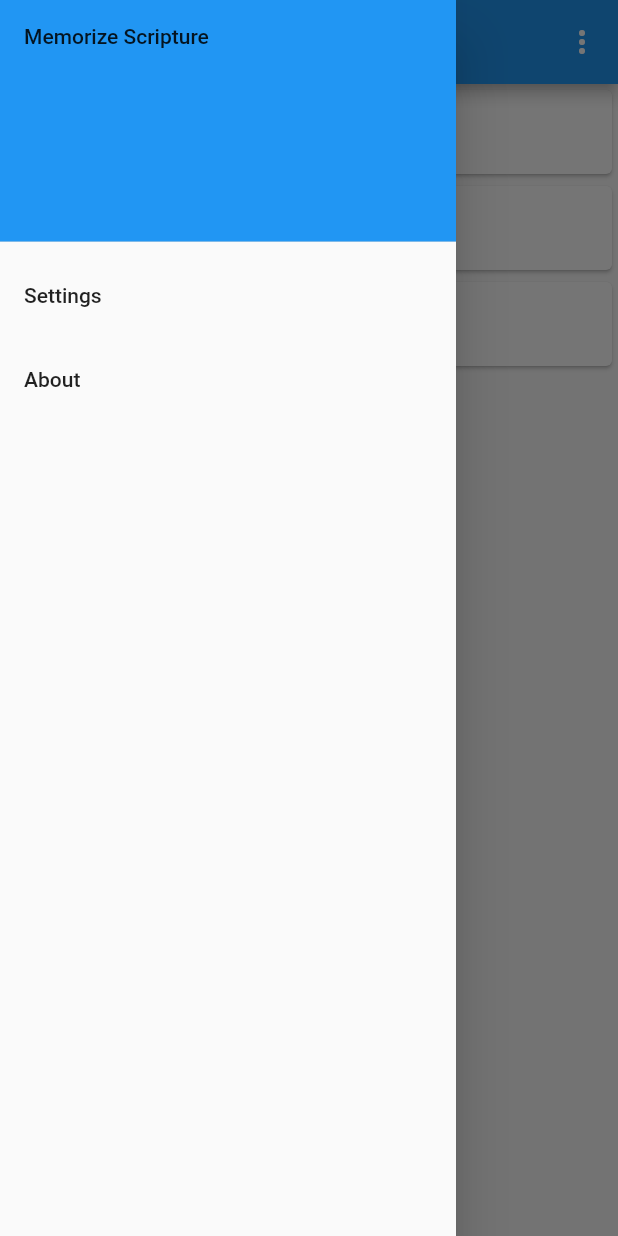
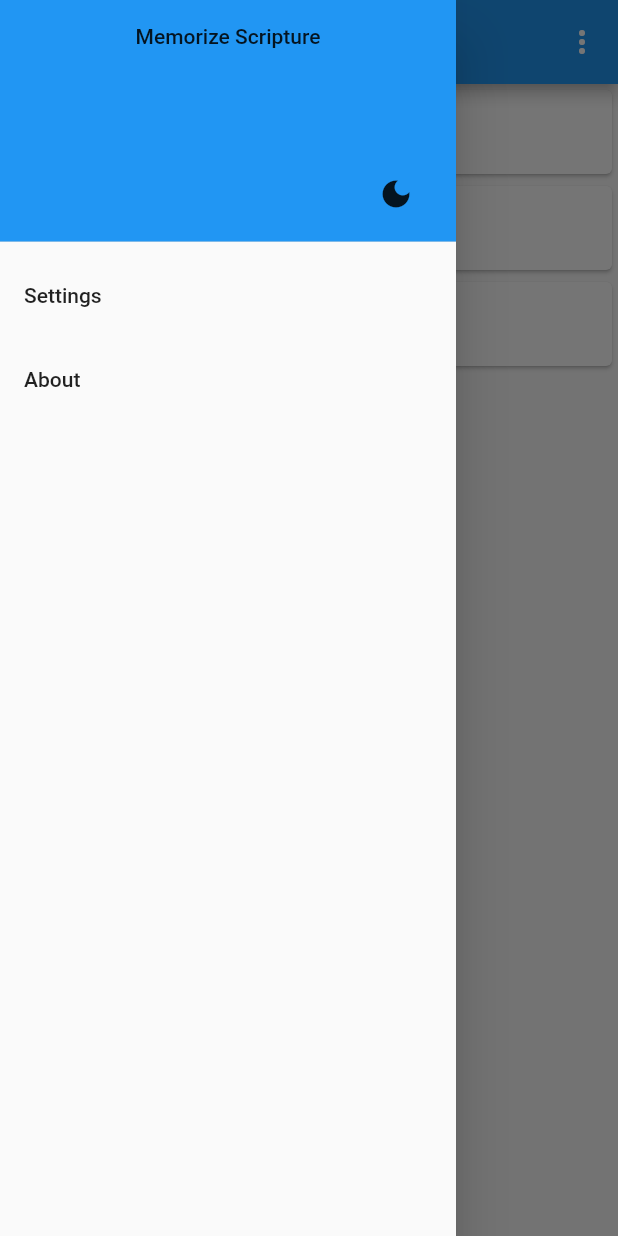
Before and after one commit to ethnosdev/memorize_scripture, a Flutter app: the screen it shows after launch, with the side drawer open, on a phone screen of 412 x 824 dp. Run offline on Flutter 3.47's test engine with Material 2 defaults, Android fonts, the phone set to English and light mode, and no system bars; our stand-ins replace get_it, go_router, package_info_plus.

Commit message:
added light dark mode

```diff
--- a/lib/common/drawer.dart
+++ b/lib/common/drawer.dart
@@ -1,5 +1,7 @@
 import 'package:flutter/material.dart';
 import 'package:go_router/go_router.dart';
+import 'package:memorize_scripture/service_locator.dart';
+import 'package:memorize_scripture/theme_manager.dart';
 
 class MenuDrawer extends StatelessWidget {
   const MenuDrawer({
@@ -8,15 +10,37 @@ class MenuDrawer extends StatelessWidget {
 
   @override
   Widget build(BuildContext context) {
+    final manager = getIt<ThemeManager>();
     return Drawer(
       child: ListView(
         padding: EdgeInsets.zero,
         children: [
-          const DrawerHeader(
-            decoration: BoxDecoration(
+          DrawerHeader(
+            decoration: const BoxDecoration(
               color: Colors.blue,
             ),
-            child: Text('Memorize Scripture'),
+            child: Column(
+              children: [
+                const Text('Memorize Scripture'),
+                const Spacer(),
+                Align(
+                  alignment: Alignment.bottomRight,
+                  child: ValueListenableBuilder<bool>(
+                    valueListenable: manager.isDarkListener,
+                    builder: (context, isDarkMode, child) {
+                      return IconButton(
+                        onPressed: () {
+                          manager.toggleTheme();
+                        },
+                        icon: (isDarkMode)
+                            ? const Icon(Icons.light_mode)
+                            : const Icon(Icons.dark_mode),
+                      );
+                    },
+                  ),
+                ),
+              ],
+            ),
           ),
           ListTile(
             title: const Text('Settings'),
@@ -24,7 +48,10 @@ class MenuDrawer extends StatelessWidget {
           ),
           ListTile(
             title: const Text('About'),
-            onTap: () => context.goNamed('about'),
+            onTap: () {
+              Navigator.pop(context);
+              context.goNamed('about');
+            },
           ),
         ],
       ),
--- a/lib/main.dart
+++ b/lib/main.dart
@@ -5,29 +5,35 @@ import 'package:memorize_scripture/pages/add_verse/add_verse_page.dart';
 import 'package:memorize_scripture/pages/home/home_page.dart';
 import 'package:memorize_scripture/pages/practice/practice_page.dart';
 import 'package:memorize_scripture/service_locator.dart';
+import 'package:memorize_scripture/theme_manager.dart';
 
 Future<void> main() async {
   setupServiceLocator();
   runApp(const MyApp());
 }
 
-class MyApp extends StatelessWidget {
+class MyApp extends StatefulWidget {
   const MyApp({super.key});
 
   @override
+  State<MyApp> createState() => _MyAppState();
+}
+
+class _MyAppState extends State<MyApp> {
+  final manager = getIt<ThemeManager>();
+
+  @override
   Widget build(BuildContext context) {
-    return MaterialApp.router(
-      debugShowCheckedModeBanner: false,
-      title: 'Memorize Scripture',
-      routerConfig: _router,
-      theme: ThemeData(
-        brightness: Brightness.light,
-        primaryColor: Colors.lightBlue.shade800,
-        textTheme: TextTheme(
-          bodyMedium: const TextStyle(fontSize: 14),
-          labelSmall: TextStyle(color: Theme.of(context).disabledColor),
-        ),
-      ),
+    return ValueListenableBuilder<ThemeData>(
+      valueListenable: manager.themeListener,
+      builder: (context, theme, child) {
+        return MaterialApp.router(
+          debugShowCheckedModeBanner: false,
+          title: 'Memorize Scripture',
+          routerConfig: _router,
+          theme: theme,
+        );
+      },
     );
   }
 }
--- a/lib/service_locator.dart
+++ b/lib/service_locator.dart
@@ -1,10 +1,12 @@
 import 'package:get_it/get_it.dart';
 import 'package:memorize_scripture/pages/practice/practice_page_manager.dart';
 import 'package:memorize_scripture/services/data_repository.dart';
+import 'package:memorize_scripture/theme_manager.dart';
 
 final getIt = GetIt.instance;
 
 void setupServiceLocator() {
   getIt.registerLazySingleton<DataRepository>(() => FakeData());
   getIt.registerFactory<PracticePageManager>(() => PracticePageManager());
+  getIt.registerLazySingleton<ThemeManager>(() => ThemeManager());
 }
--- /dev/null
+++ b/lib/theme_manager.dart
@@ -0,0 +1,35 @@
+import 'package:flutter/material.dart';
+
+class ThemeManager {
+  final themeListener = ValueNotifier<ThemeData>(_lightTheme);
+
+  var isDarkListener = ValueNotifier<bool>(false);
+
+  // get isDark => _isDark;
+
+  // bool _isDark = false;
+
+  void toggleTheme() {
+    final isDark = isDarkListener.value;
+    themeListener.value = (isDark) ? _lightTheme : _darkTheme;
+    isDarkListener.value = !isDark;
+  }
+}
+
+final _lightTheme = ThemeData(
+  brightness: Brightness.light,
+  primaryColor: Colors.lightBlue.shade800,
+  textTheme: TextTheme(
+    bodyMedium: const TextStyle(fontSize: 14),
+    labelSmall: TextStyle(color: ThemeData.light().disabledColor),
+  ),
+);
+
+final _darkTheme = ThemeData(
+  brightness: Brightness.dark,
+  primaryColor: Colors.lightBlue.shade800,
+  textTheme: TextTheme(
+    bodyMedium: const TextStyle(fontSize: 14),
+    labelSmall: TextStyle(color: ThemeData.dark().disabledColor),
+  ),
+);
```
